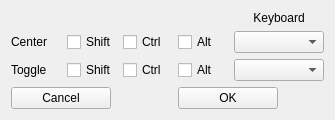
This is facetracknoir/ftnoir_keyboardshortcuts.ui in opentrack/opentrack as Qt 5 draws it before an edit. The edited form follows.
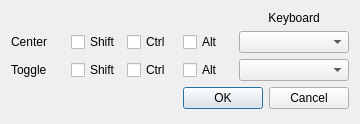
This is the edited form. Icons and pictures are not drawn.

The edit to the form file:
```diff
--- a/facetracknoir/ftnoir_keyboardshortcuts.ui
+++ b/facetracknoir/ftnoir_keyboardshortcuts.ui
@@ -6,8 +6,8 @@
    <rect>
     <x>0</x>
     <y>0</y>
-    <width>335</width>
-    <height>120</height>
+    <width>360</width>
+    <height>124</height>
    </rect>
   </property>
   <property name="sizePolicy">
@@ -191,53 +191,10 @@
      </property>
     </widget>
    </item>
-   <item row="3" column="0" colspan="2">
-    <widget class="QPushButton" name="btnCancel">
-     <property name="sizePolicy">
-      <sizepolicy hsizetype="Preferred" vsizetype="Fixed">
-       <horstretch>0</horstretch>
-       <verstretch>0</verstretch>
-      </sizepolicy>
-     </property>
-     <property name="minimumSize">
-      <size>
-       <width>100</width>
-       <height>0</height>
-      </size>
-     </property>
-     <property name="maximumSize">
-      <size>
-       <width>100</width>
-       <height>16777215</height>
-      </size>
-     </property>
-     <property name="text">
-      <string>Cancel</string>
-     </property>
-    </widget>
-   </item>
    <item row="3" column="3" colspan="2">
-    <widget class="QPushButton" name="btnOK">
-     <property name="sizePolicy">
-      <sizepolicy hsizetype="Preferred" vsizetype="Fixed">
-       <horstretch>0</horstretch>
-       <verstretch>0</verstretch>
-      </sizepolicy>
-     </property>
-     <property name="minimumSize">
-      <size>
-       <width>100</width>
-       <height>0</height>
-      </size>
-     </property>
-     <property name="maximumSize">
-      <size>
-       <width>100</width>
-       <height>16777215</height>
-      </size>
-     </property>
-     <property name="text">
-      <string>OK</string>
+    <widget class="QDialogButtonBox" name="buttonBox">
+     <property name="standardButtons">
+      <set>QDialogButtonBox::Cancel|QDialogButtonBox::Ok</set>
      </property>
     </widget>
    </item>
```
